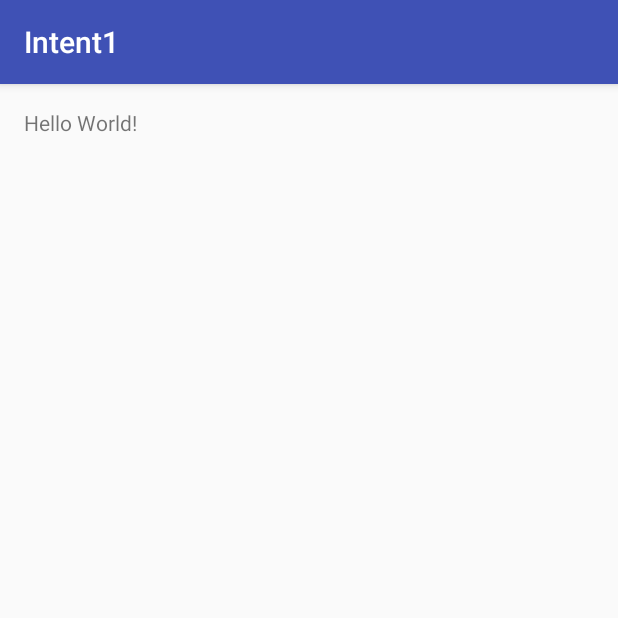
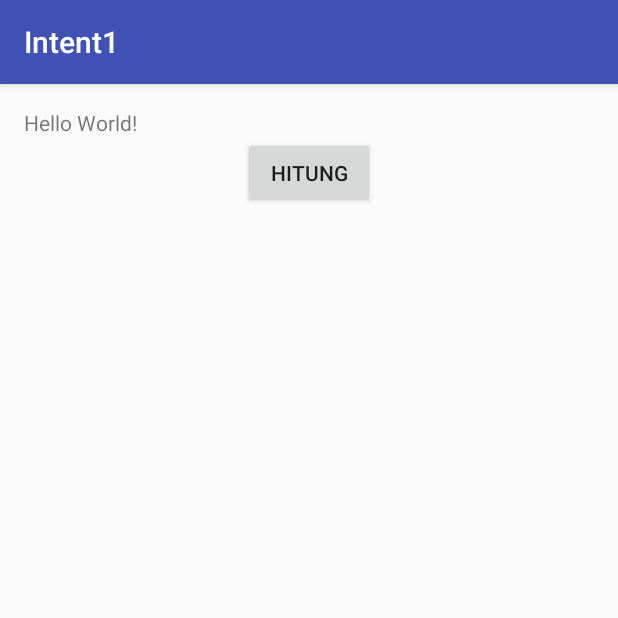
Before and after one commit to GrandisRF/Intent1, an Android app: the screen it shows after launch (MainActivity), on a phone screen of 412 x 824 dp, the top half of it. Run offline under Robolectric (Android 15) with nearby library versions, the phone set to English and light mode, and no system bars.

Commit message:
startActivity Part 1

```diff
--- a/app/src/main/AndroidManifest.xml
+++ b/app/src/main/AndroidManifest.xml
@@ -15,6 +15,7 @@
                 <category android:name="android.intent.category.LAUNCHER" />
             </intent-filter>
         </activity>
+        <activity android:name=".HasilActivity"></activity>
     </application>
 
 </manifest>
--- a/app/src/main/java/id/sch/smktelkom_mlg/learn/intent1/MainActivity.java
+++ b/app/src/main/java/id/sch/smktelkom_mlg/learn/intent1/MainActivity.java
@@ -1,7 +1,9 @@
 package id.sch.smktelkom_mlg.learn.intent1;
 
+import android.content.Intent;
 import android.support.v7.app.AppCompatActivity;
 import android.os.Bundle;
+import android.view.View;
 
 public class MainActivity extends AppCompatActivity {
 
@@ -9,5 +11,14 @@ public class MainActivity extends AppCompatActivity {
     protected void onCreate(Bundle savedInstanceState) {
         super.onCreate(savedInstanceState);
         setContentView(R.layout.activity_main);
+
+        findViewById(R.id.buttonHitung).setOnClickListener(new View.OnClickListener()
+        {
+            @Override
+            public void onClick(View v)
+            {
+                startActivity(new Intent(MainActivity.this, HasilActivity.class));
+            }
+        });
     }
 }
--- a/app/src/main/res/layout/activity_main.xml
+++ b/app/src/main/res/layout/activity_main.xml
@@ -14,4 +14,11 @@
         android:layout_width="wrap_content"
         android:layout_height="wrap_content"
         android:text="Hello World!" />
+
+    <Button
+        android:layout_width="wrap_content"
+        android:layout_height="wrap_content"
+        android:text="Hitung"
+        android:id="@+id/buttonHitung"
+        android:layout_gravity="center_horizontal" />
 </LinearLayout>
```
Also changed, not shown: app/src/main/java/id/sch/smktelkom_mlg/learn/intent1/HasilActivity.java (added, +13 -0 lines), app/src/main/res/layout/activity_hasil.xml (added, +12 -0 lines).
